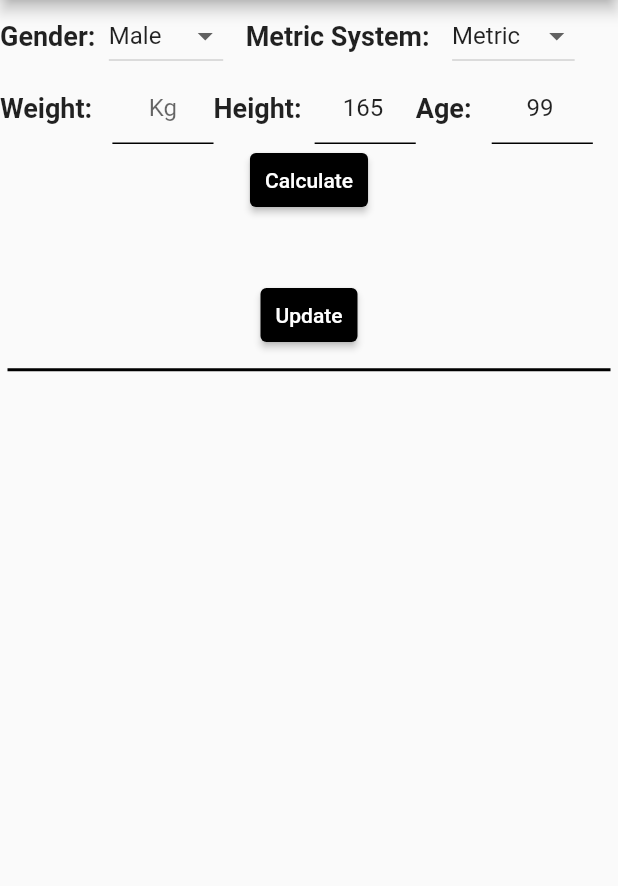
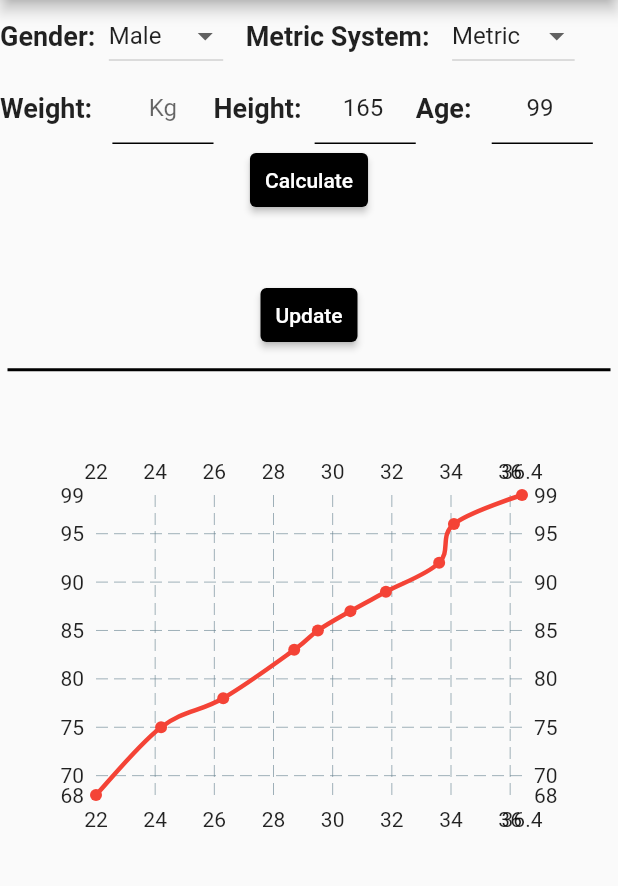
Before and after one commit to alinmatei24/BMI_Calculator, a Flutter app: the screen it shows after launch, after a tap on "Update", after a tap on "Cancel", on a phone screen of 412 x 824 dp, the part 84-970 px from its top. Run offline on Flutter 3.47's test engine with Material 2 defaults, Android fonts, the phone set to English and light mode, and no system bars; drawn by our look-alikes of fl_chart; our stand-ins replace fluttertoast, sqflite; missing offline and left inert: dart:ffi; accounts and stored records are empty.

Commit message:
-Am facut o mizerie de chart care nu ii buna

```diff
--- a/lib/main.dart
+++ b/lib/main.dart
@@ -1,10 +1,14 @@
 import 'dart:async';
 import 'dart:developer';
+import 'dart:math';
 import 'package:flutter/cupertino.dart';
 import 'package:flutter/material.dart';
 import 'package:proiect_bmi/Welcome.dart';
 import 'package:proiect_bmi/update.dart';
+import 'package:fl_chart/fl_chart.dart';
 
+
+import 'BMI.dart';
 import 'User.dart';
 
 void main() {
@@ -28,6 +32,8 @@ class Home extends StatefulWidget {
 }
 
 class _HomeState extends State<Home> {
+  final List<FlSpot> kg=[];
+
   String hintHeightType = 'Cm';
   String hintWeightType = 'Kg';
   String selectedSex = 'Male';
@@ -43,6 +49,7 @@ class _HomeState extends State<Home> {
   @override
   void initState() {
     fillFieldsFromDB();
+    chart();
     super.initState();
   }
 
@@ -58,7 +65,8 @@ class _HomeState extends State<Home> {
         ),
         centerTitle: true,
       ),
-      body: Column(
+      body:
+    Column(
         mainAxisAlignment: MainAxisAlignment.center,
         crossAxisAlignment: CrossAxisAlignment.center,
         mainAxisSize: MainAxisSize.min,
@@ -265,8 +273,35 @@ class _HomeState extends State<Home> {
             color: Colors.black,
           ),
           ),
+          Column(
+            children: [
+              Container(
+                padding: EdgeInsets.all(20),
+                width: 500,
+                height: 300,
+                child: LineChart(
+                  LineChartData(
+                    borderData: FlBorderData(show: false),
+                    lineBarsData: [
+                      LineChartBarData(
+                        spots: kg,
+                        isCurved: true,
+                        barWidth: 3,
+                        colors: [
+                          Colors.red,
+                        ],
+                      ),
+                    ],
+                  ),
+                ),
+              ),
+            ],
+          ),
+
         ],
       ),
+
+
     );
   }
 
@@ -514,4 +549,23 @@ class _HomeState extends State<Home> {
       return (((double.parse(weightController.text))-weight)*-1).toStringAsFixed(1)+' '+hintWeightType+' to gain';
     }
   }
+  //test only
+
+  void chart(){
+    List<BMI> bmiList=[];
+    bmiList.add(new BMI(calcDate:DateTime(2021, 5, 12),weight:99,result: 36.4));
+    bmiList.add(new BMI(calcDate:DateTime(2021, 5, 12),weight:96,result:34.1));
+    bmiList.add(new BMI(calcDate:DateTime(2021, 6, 12),weight:92,result:33.6));
+    bmiList.add(new BMI(calcDate:DateTime(2021, 6, 12),weight:89,result:31.8));
+    bmiList.add(new BMI(calcDate:DateTime(2021, 7, 12),weight:87,result:30.6));
+    bmiList.add(new BMI(calcDate:DateTime(2021, 7, 12),weight:85,result:29.5));
+    bmiList.add(new BMI(calcDate:DateTime(2021, 8, 12),weight:83,result:28.7));
+    bmiList.add(new BMI(calcDate:DateTime(2021, 9, 12),weight:78,result:26.3));
+    bmiList.add(new BMI(calcDate:DateTime(2021, 10, 12),weight:75,result:24.2));
+    bmiList.add(new BMI(calcDate:DateTime(2021, 11, 12),weight:68,result:22.0));
+
+    for(int i=0;i<10;i++){
+      kg.add(FlSpot(bmiList[i].result,bmiList[i].weight));
+    }
+  }
 }
--- a/pubspec.yaml
+++ b/pubspec.yaml
@@ -31,6 +31,7 @@ dependencies:
   # Use with the CupertinoIcons class for iOS style icons.
   cupertino_icons: ^1.0.2
   sqflite: ^2.0.0+3
+  fl_chart: ^0.36.3
 
 dev_dependencies:
   flutter_test:
```
Also changed, not shown: pubspec.lock.
